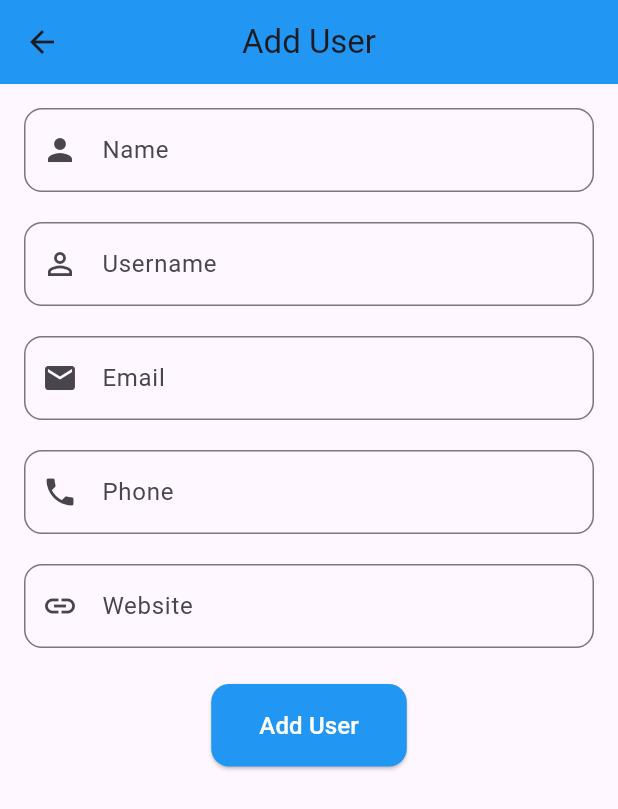
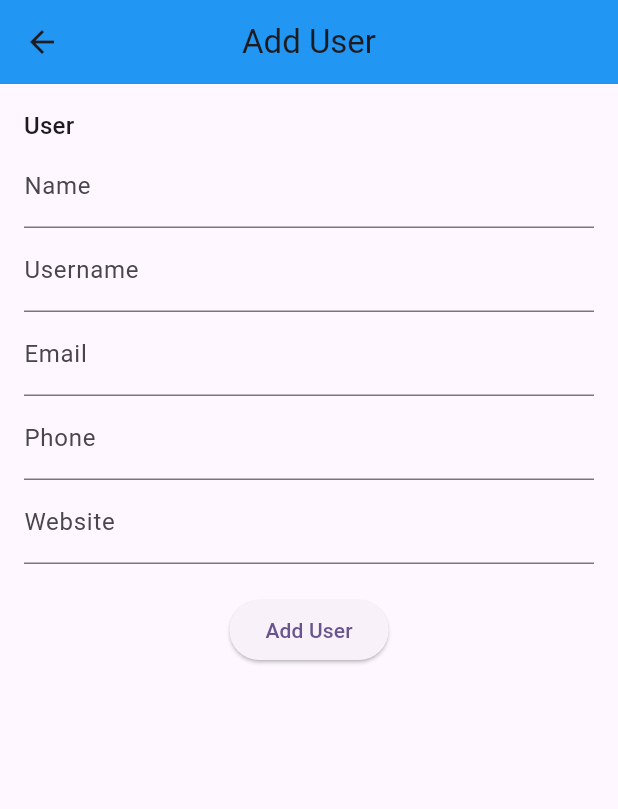
Before and after one commit to noura2tarek/User_Profile_Management, a Flutter app: the screen it shows after launch, after a tap on the "add" icon, on a phone screen of 412 x 824 dp. Shown: the top 809 px of the screen. Run offline on Flutter 3.47's test engine with Material 3 defaults, Android fonts, the light colour scheme and no system bars; our stand-ins replace dio; network calls fail.

Commit message:
handle controllers

```diff
--- a/lib/controller/user_service.dart
+++ b/lib/controller/user_service.dart
@@ -1,33 +1,52 @@
+import 'package:user_profile_management/controller/api_service.dart';
 import 'package:user_profile_management/model/user_model.dart';
-import 'package:user_profile_management/controller/api_service.dart';
 
 class UserController {
-  final ApiService _api = ApiService();
+  final ApiService _apiService = ApiService();
+  List<User> _users = [];
+  bool _loading = true;
+
+  List<User> get users => _users;
+  bool get loading => _loading;
+
+  Future<void> fetchUsers() async {
+    _loading = true;
+    try {
+      final response = await _apiService.fetchUsers();
+      _users =
+          (response.data as List).map((json) => User.fromJson(json)).toList();
+    } catch (e) {
+      print('Error fetching users: $e');
+    } finally {
+      _loading = false;
+    }
+  }
 
   Future<void> addUser(User user) async {
     try {
-      await _api.addUser(user.toJson());
+      await _apiService.addUser(user.toJson());
+      _users.add(user);
     } catch (e) {
-      throw Exception('Failed to add user: $e');
+      print('Failed to add user: $e');
     }
   }
 
   Future<void> updateUser(User user) async {
     try {
-      await _api.updateUser(user.id, user.toJson());
+      await _apiService.updateUser(user.id, user.toJson());
+      final index = _users.indexWhere((u) => u.id == user.id);
+      _users[index] = user;
     } catch (e) {
-      throw Exception('Failed to update user: $e');
+      print('Failed to update user: $e');
     }
   }
 
-  Future<List<User>> fetchUsers() async {
+  Future<void> deleteUser(int id) async {
     try {
-      final response = await _api.fetchUsers();
-      return (response.data as List)
-          .map((user) => User.fromJson(user))
-          .toList();
+      await _apiService.deleteUser(id);
+      _users.removeWhere((user) => user.id == id);
     } catch (e) {
-      throw Exception('Failed to fetch users: $e');
+      print('Failed to delete user: $e');
     }
   }
 }
--- a/lib/main.dart
+++ b/lib/main.dart
@@ -17,7 +17,7 @@ class MyApp extends StatelessWidget {
         colorScheme: ColorScheme.fromSeed(seedColor: Colors.deepPurple),
         useMaterial3: true,
       ),
-      home: const HomeScreen(),
+      home: UserScreen(),
     );
   }
 }
--- a/lib/view/screens/edit_user/edit_user_screen.dart
+++ b/lib/view/screens/edit_user/edit_user_screen.dart
@@ -3,7 +3,6 @@ import 'package:user_profile_management/model/user_model.dart';
 
 class AddOrUpdateUserScreen extends StatefulWidget {
   final User? user;
-
   const AddOrUpdateUserScreen({super.key, this.user});
 
   @override
@@ -12,9 +11,8 @@ class AddOrUpdateUserScreen extends StatefulWidget {
 
 class _AddOrUpdateUserScreenState extends State<AddOrUpdateUserScreen> {
   final _formKey = GlobalKey<FormState>();
-
   late String _name;
-  late String _userName;
+  late String _username;
   late String _email;
   late String _phone;
   late String _website;
@@ -23,7 +21,7 @@ class _AddOrUpdateUserScreenState extends State<AddOrUpdateUserScreen> {
   void initState() {
     super.initState();
     _name = widget.user?.name ?? '';
-    _userName = widget.user?.username ?? '';
+    _username = widget.user?.username ?? '';
     _email = widget.user?.email ?? '';
     _phone = widget.user?.phone ?? '';
     _website = widget.user?.website ?? '';
@@ -36,7 +34,7 @@ class _AddOrUpdateUserScreenState extends State<AddOrUpdateUserScreen> {
       final user = User(
         id: widget.user?.id ?? 0,
         name: _name,
-        username: _userName,
+        username: _username,
         email: _email,
         phone: _phone,
         website: _website,
@@ -54,26 +52,10 @@ class _AddOrUpdateUserScreenState extends State<AddOrUpdateUserScreen> {
         ),
       );
 
-      ScaffoldMessenger.of(context).showSnackBar(
-        SnackBar(
-          content: Text(widget.user == null
-              ? 'User added successfully!'
-              : 'User updated successfully!'),
-          backgroundColor: Colors.green,
-        ),
-      );
-
       Navigator.pop(context, {
         'action': widget.user == null ? 'add' : 'edit',
         'user': user,
       });
-    } else {
-      ScaffoldMessenger.of(context).showSnackBar(
-        const SnackBar(
-          content: Text('Please fill all required fields correctly.'),
-          backgroundColor: Colors.red,
-        ),
-      );
     }
   }
 
@@ -84,117 +66,54 @@ class _AddOrUpdateUserScreenState extends State<AddOrUpdateUserScreen> {
         title: Text(widget.user == null ? 'Add User' : 'Edit User'),
         centerTitle: true,
         backgroundColor: Colors.blue,
-        elevation: 0,
       ),
-      body: SingleChildScrollView(
-        padding: const EdgeInsets.all(16),
+      body: Padding(
+        padding: const EdgeInsets.all(16.0),
         child: Form(
           key: _formKey,
           child: Column(
             crossAxisAlignment: CrossAxisAlignment.start,
             children: [
+              Text(
+                'User',
+                style: Theme.of(context).textTheme.titleMedium,
+              ),
               TextFormField(
                 initialValue: _name,
-                decoration: InputDecoration(
-                  labelText: 'Name',
-                  border: OutlineInputBorder(
-                    borderRadius: BorderRadius.circular(12),
-                  ),
-                  prefixIcon: const Icon(Icons.person),
-                ),
+                decoration: const InputDecoration(labelText: 'Name'),
                 validator: (value) =>
                     value!.isEmpty ? 'Please enter a name' : null,
                 onSaved: (value) => _name = value!,
               ),
-              const SizedBox(height: 20),
               TextFormField(
-                initialValue: _userName,
-                decoration: InputDecoration(
-                  labelText: 'Username',
-                  border: OutlineInputBorder(
-                    borderRadius: BorderRadius.circular(12),
-                  ),
-                  prefixIcon: const Icon(Icons.person_outline),
-                ),
+                initialValue: _username,
+                decoration: const InputDecoration(labelText: 'Username'),
                 validator: (value) =>
                     value!.isEmpty ? 'Please enter a username' : null,
-                onSaved: (value) => _userName = value!,
+                onSaved: (value) => _username = value!,
+              ),
+              TextFormField(
+                initialValue: _email,
+                decoration: const InputDecoration(labelText: 'Email'),
+                validator: (value) =>
+                    value!.isEmpty ? 'Please enter an email' : null,
+                onSaved: (value) => _email = value!,
+              ),
+              TextFormField(
+                initialValue: _phone,
+                decoration: const InputDecoration(labelText: 'Phone'),
+                onSaved: (value) => _phone = value!,
+              ),
+              TextFormField(
+                initialValue: _website,
+                decoration: const InputDecoration(labelText: 'Website'),
+                onSaved: (value) => _website = value!,
               ),
               const SizedBox(height: 20),
-              TextFormField(
-                initialValue: _email,
-                decoration: InputDecoration(
-                  labelText: 'Email',
-                  border: OutlineInputBorder(
-                    borderRadius: BorderRadius.circular(12),
-                  ),
-                  prefixIcon: const Icon(Icons.email),
-                ),
-                validator: (value) {
-                  if (value!.isEmpty) {
-                    return 'Please enter an email, "example@example.com"';
-                  } else if (!RegExp(r'^[\w-\.]+@([\w-]+\.)+[\w-]{2,4}$')
-                      .hasMatch(value)) {
-                    return 'Please enter a valid email';
-                  }
-                  return null;
-                },
-                onSaved: (value) => _email = value!,
-              ),
-              const SizedBox(height: 20),
-              TextFormField(
-                initialValue: _phone,
-                decoration: InputDecoration(
-                  labelText: 'Phone',
-                  border: OutlineInputBorder(
-                    borderRadius: BorderRadius.circular(12),
-                  ),
-                  prefixIcon: const Icon(Icons.phone),
-                ),
-                validator: (value) {
-                  if (value!.isEmpty) {
-                    return 'Please enter a phone number';
-                  } else if (!RegExp(r'^[0-9]{11}$').hasMatch(value)) {
-                    return 'Please enter a valid 11-digit phone number';
-                  }
-                  return null;
-                },
-                onSaved: (value) => _phone = value!,
-              ),
-              const SizedBox(height: 20),
-              TextFormField(
-                initialValue: _website,
-                decoration: InputDecoration(
-                  labelText: 'Website',
-                  border: OutlineInputBorder(
-                    borderRadius: BorderRadius.circular(12),
-                  ),
-                  prefixIcon: const Icon(Icons.link),
-                ),
-                validator: (value) {
-                  if (value!.isEmpty) {
-                    return 'Please enter a website';
-                  }
-                  return null;
-                },
-                onSaved: (value) => _website = value!,
-              ),
-              const SizedBox(height: 24),
               Center(
                 child: ElevatedButton(
                   onPressed: _saveForm,
-                  style: ElevatedButton.styleFrom(
-                    padding: const EdgeInsets.symmetric(
-                        horizontal: 32, vertical: 16),
-                    backgroundColor: Colors.blue,
-                    shape: RoundedRectangleBorder(
-                      borderRadius: BorderRadius.circular(12),
-                    ),
-                  ),
-                  child: Text(
-                    widget.user == null ? 'Add User' : 'Update User',
-                    style: const TextStyle(fontSize: 16, color: Colors.white),
-                  ),
+                  child: Text(widget.user == null ? 'Add User' : 'Update User'),
                 ),
               ),
             ],
--- a/lib/view/screens/home/home_screen.dart
+++ b/lib/view/screens/home/home_screen.dart
@@ -3,43 +3,31 @@ import 'package:user_profile_management/controller/user_service.dart';
 import 'package:user_profile_management/model/user_model.dart';
 import 'package:user_profile_management/view/screens/edit_user/edit_user_screen.dart';
 
-class HomeScreen extends StatefulWidget {
-  const HomeScreen({super.key});
+class UserScreen extends StatefulWidget {
+  const UserScreen({super.key});
 
   @override
-  State<HomeScreen> createState() => _HomeScreenState();
+  State<UserScreen> createState() => _UserScreenState();
 }
 
-class _HomeScreenState extends State<HomeScreen> {
+class _UserScreenState extends State<UserScreen> {
   final UserController _userController = UserController();
-  List<User> _users = [];
-  bool _isLoading = true;
 
   @override
   void initState() {
     super.initState();
-    _fetchUsers();
-  }
-
-  Future<void> _fetchUsers() async {
-    setState(() => _isLoading = true);
-    try {
-      final users = await _userController.fetchUsers();
-      setState(() => _users = users);
-    } catch (e) {
-      ScaffoldMessenger.of(context).showSnackBar(
-        SnackBar(content: Text('Failed to fetch users: $e')),
-      );
-    } finally {
-      setState(() => _isLoading = false);
-    }
+    _userController.fetchUsers().then((_) {
+      setState(() {});
+    });
   }
 
   void _navigateToAddOrUpdateUserScreen({User? user}) async {
     final formResult = await Navigator.push(
       context,
       MaterialPageRoute(
-        builder: (context) => AddOrUpdateUserScreen(user: user),
+        builder: (context) => AddOrUpdateUserScreen(
+          user: user,
+        ),
       ),
     );
 
@@ -49,7 +37,7 @@ class _HomeScreenState extends State<HomeScreen> {
       } else if (formResult['action'] == 'edit') {
         await _userController.updateUser(formResult['user']);
       }
-      _fetchUsers();
+      setState(() {});
     }
   }
 
@@ -57,62 +45,45 @@ class _HomeScreenState extends State<HomeScreen> {
   Widget build(BuildContext context) {
     return Scaffold(
       appBar: AppBar(
-        title:
-            const Text('User Profiles', style: TextStyle(color: Colors.white)),
+        title: const Text('Users'),
         centerTitle: true,
         backgroundColor: Colors.blue,
-        elevation: 0,
       ),
-      floatingActionButton: FloatingActionButton(
-        onPressed: () => _navigateToAddOrUpdateUserScreen(),
-        backgroundColor: const Color.fromARGB(255, 125, 187, 238),
-        child: const Icon(Icons.add, color: Colors.white),
-      ),
-      body: _isLoading
-          ? const Center(child: CircularProgressIndicator())
-          : RefreshIndicator(
-              onRefresh: _fetchUsers,
-              child: ListView.builder(
-                padding: const EdgeInsets.all(16),
-                itemCount: _users.length,
-                itemBuilder: (context, index) {
-                  final user = _users[index];
-                  return Card(
-                    elevation: 4,
-                    margin: const EdgeInsets.only(bottom: 16),
-                    shape: RoundedRectangleBorder(
-                      borderRadius: BorderRadius.circular(12),
-                    ),
-                    child: ListTile(
-                      contentPadding: const EdgeInsets.all(16),
-                      leading: CircleAvatar(
-                        backgroundColor: Colors.blue.shade100,
-                        child: Text(
-                          user.name[0],
-                          style: const TextStyle(
-                            fontSize: 20,
-                            fontWeight: FontWeight.bold,
-                            color: Colors.blue,
-                          ),
-                        ),
-                      ),
-                      title: Text(
-                        user.name,
-                        style: const TextStyle(
-                          fontSize: 18,
-                          fontWeight: FontWeight.bold,
-                        ),
-                      ),
+      body: _userController.loading
+          ? const Center(
+              child: CircularProgressIndicator(),
+            )
+          : ListView.builder(
+              itemCount: _userController.users.length,
+              itemBuilder: (BuildContext context, int index) {
+                final user = _userController.users[index];
+                return ListTile(
+                  leading: const Icon(Icons.person),
+                  title: Text(user.name),
                   subtitle: Text(user.email),
-                      trailing: IconButton(
-                        icon: const Icon(Icons.edit, color: Colors.blue),
+                  trailing: Row(
+                    mainAxisSize: MainAxisSize.min,
+                    children: [
+                      IconButton(
                         onPressed: () =>
                             _navigateToAddOrUpdateUserScreen(user: user),
+                        icon: const Icon(Icons.edit),
                       ),
+                      IconButton(
+                        onPressed: () async {
+                          await _userController.deleteUser(user.id);
+                          setState(() {});
+                        },
+                        icon: const Icon(Icons.delete),
+                      ),
+                    ],
                   ),
                 );
               },
             ),
+      floatingActionButton: FloatingActionButton(
+        onPressed: () => _navigateToAddOrUpdateUserScreen(),
+        child: const Icon(Icons.add),
       ),
     );
   }
```
Also changed, not shown: lib/controller/api_service.dart (+6 -6 lines). Lines whose indentation alone changed are shown as unchanged.
